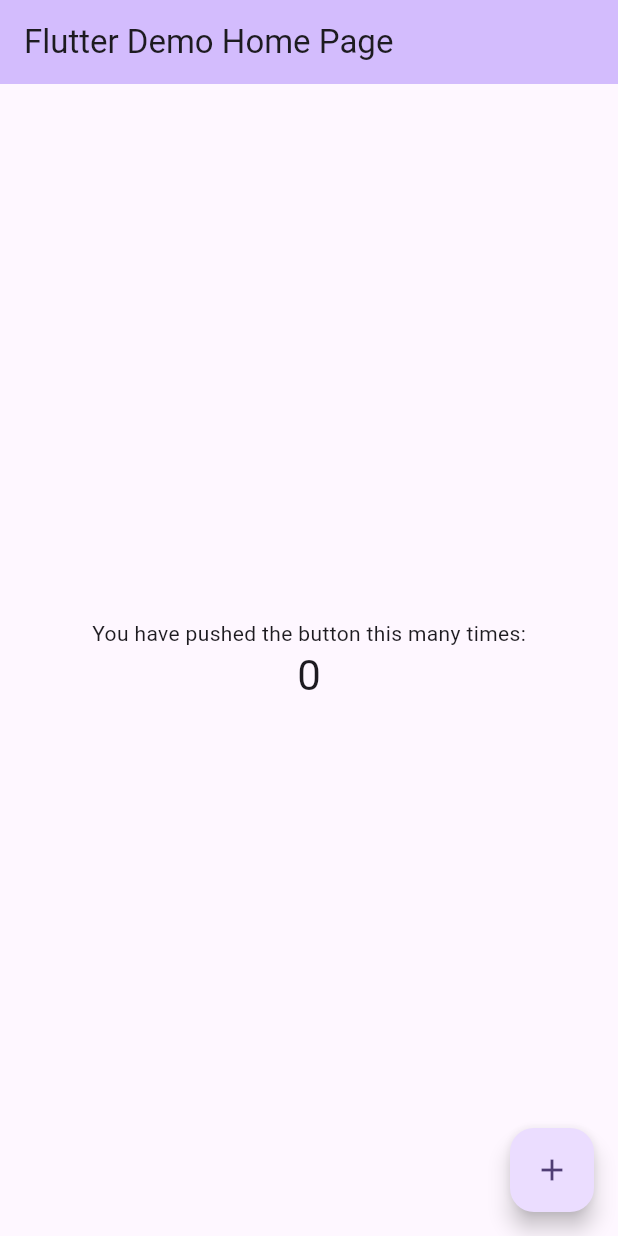
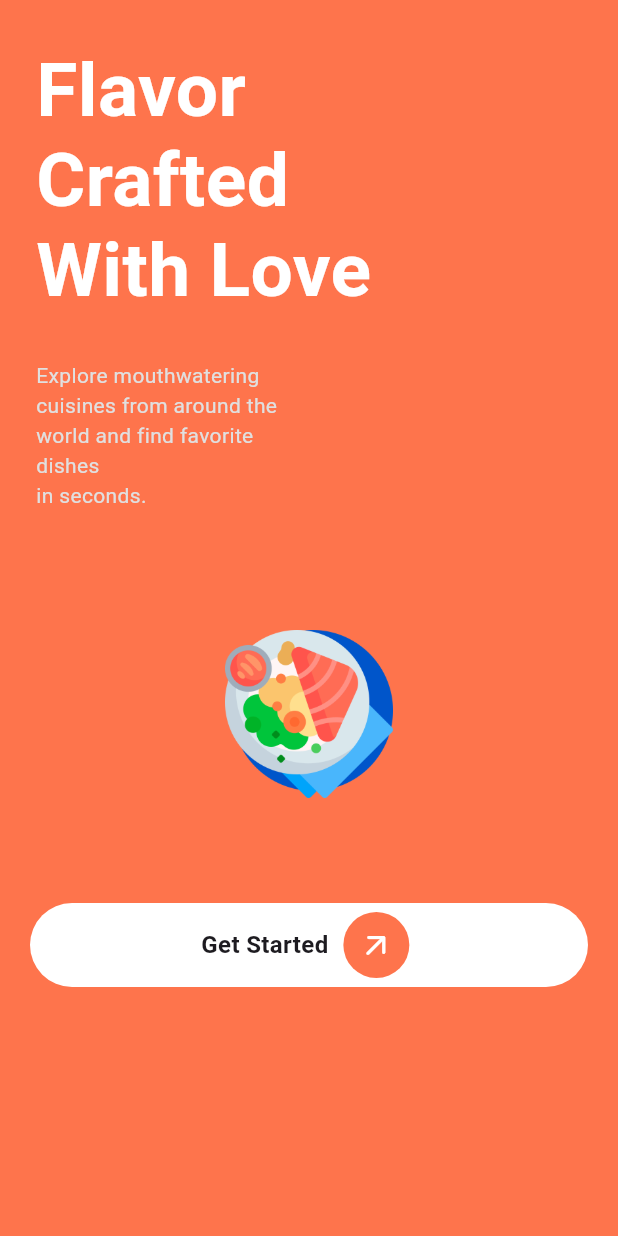
Before and after one commit to sunjirsanuj/SAD_Flutter, a Flutter app: the screen it shows after launch, on a phone screen of 412 x 824 dp. Run offline on Flutter 3.47's test engine with Material 3 defaults, Android fonts, the phone set to English and light mode, and no system bars; our stand-ins replace google_fonts; Roboto replaces fonts that are missing (Besley).

Commit message:
complete assignment

```diff
--- a/flutter_assignment_1/lib/main.dart
+++ b/flutter_assignment_1/lib/main.dart
@@ -1,4 +1,5 @@
 import 'package:flutter/material.dart';
+import 'package:flutter_assignment_1/pages/intro_page.dart';
 
 void main() {
   runApp(const MyApp());
@@ -7,116 +8,11 @@ void main() {
 class MyApp extends StatelessWidget {
   const MyApp({super.key});
 
-  // This widget is the root of your application.
   @override
   Widget build(BuildContext context) {
     return MaterialApp(
-      title: 'Flutter Demo',
-      theme: ThemeData(
-        // This is the theme of your application.
-        //
-        // TRY THIS: Try running your application with "flutter run". You'll see
-        // the application has a purple toolbar. Then, without quitting the app,
-        // try changing the seedColor in the colorScheme below to Colors.green
-        // and then invoke "hot reload" (save your changes or press the "hot
-        // reload" button in a Flutter-supported IDE, or press "r" if you used
-        // the command line to start the app).
-        //
-        // Notice that the counter didn't reset back to zero; the application
-        // state is not lost during the reload. To reset the state, use hot
-        // restart instead.
-        //
-        // This works for code too, not just values: Most code changes can be
-        // tested with just a hot reload.
-        colorScheme: .fromSeed(seedColor: Colors.deepPurple),
-      ),
-      home: const MyHomePage(title: 'Flutter Demo Home Page'),
+      debugShowCheckedModeBanner: false,
+      home: IntroPage(),
     );
   }
 }
-
-class MyHomePage extends StatefulWidget {
-  const MyHomePage({super.key, required this.title});
-
-  // This widget is the home page of your application. It is stateful, meaning
-  // that it has a State object (defined below) that contains fields that affect
-  // how it looks.
-
-  // This class is the configuration for the state. It holds the values (in this
-  // case the title) provided by the parent (in this case the App widget) and
-  // used by the build method of the State. Fields in a Widget subclass are
-  // always marked "final".
-
-  final String title;
-
-  @override
-  State<MyHomePage> createState() => _MyHomePageState();
-}
-
-class _MyHomePageState extends State<MyHomePage> {
-  int _counter = 0;
-
-  void _incrementCounter() {
-    setState(() {
-      // This call to setState tells the Flutter framework that something has
-      // changed in this State, which causes it to rerun the build method below
-      // so that the display can reflect the updated values. If we changed
-      // _counter without calling setState(), then the build method would not be
-      // called again, and so nothing would appear to happen.
-      _counter++;
-    });
-  }
-
-  @override
-  Widget build(BuildContext context) {
-    // This method is rerun every time setState is called, for instance as done
-    // by the _incrementCounter method above.
-    //
-    // The Flutter framework has been optimized to make rerunning build methods
-    // fast, so that you can just rebuild anything that needs updating rather
-    // than having to individually change instances of widgets.
-    return Scaffold(
-      appBar: AppBar(
-        // TRY THIS: Try changing the color here to a specific color (to
-        // Colors.amber, perhaps?) and trigger a hot reload to see the AppBar
-        // change color while the other colors stay the same.
-        backgroundColor: Theme.of(context).colorScheme.inversePrimary,
-        // Here we take the value from the MyHomePage object that was created by
-        // the App.build method, and use it to set our appbar title.
-        title: Text(widget.title),
-      ),
-      body: Center(
-        // Center is a layout widget. It takes a single child and positions it
-        // in the middle of the parent.
-        child: Column(
-          // Column is also a layout widget. It takes a list of children and
-          // arranges them vertically. By default, it sizes itself to fit its
-          // children horizontally, and tries to be as tall as its parent.
-          //
-          // Column has various properties to control how it sizes itself and
-          // how it positions its children. Here we use mainAxisAlignment to
-          // center the children vertically; the main axis here is the vertical
-          // axis because Columns are vertical (the cross axis would be
-          // horizontal).
-          //
-          // TRY THIS: Invoke "debug painting" (choose the "Toggle Debug Paint"
-          // action in the IDE, or press "p" in the console), to see the
-          // wireframe for each widget.
-          mainAxisAlignment: .center,
-          children: [
-            const Text('You have pushed the button this many times:'),
-            Text(
-              '$_counter',
-              style: Theme.of(context).textTheme.headlineMedium,
-            ),
-          ],
-        ),
-      ),
-      floatingActionButton: FloatingActionButton(
-        onPressed: _incrementCounter,
-        tooltip: 'Increment',
-        child: const Icon(Icons.add),
-      ),
-    );
-  }
-}
--- /dev/null
+++ b/flutter_assignment_1/lib/pages/intro_page.dart
@@ -0,0 +1,87 @@
+import 'package:flutter/material.dart';
+import 'package:google_fonts/google_fonts.dart';
+
+class IntroPage extends StatelessWidget {
+  const IntroPage({super.key});
+
+  @override
+  Widget build(BuildContext context) {
+    return Scaffold(
+      backgroundColor: Color(0xfffe744c),
+
+      body: SafeArea(
+        child: Column(
+
+          crossAxisAlignment: CrossAxisAlignment.start,
+          children: [
+
+            Padding(
+              padding: const EdgeInsets.symmetric(horizontal: 24, vertical: 30),
+              child: Text(
+                "Flavor \nCrafted \nWith Love",
+                style: GoogleFonts.besley(
+                  color: Colors.white,
+                  fontSize: 50,
+                  fontWeight: FontWeight.w600,
+                  height: 1.2,
+                ),
+              ),
+            ),
+
+            Padding(
+              padding: const EdgeInsets.only(left: 24, right: 200),
+              child: Text("Explore mouthwatering cuisines from around the world and find favorite dishes \nin seconds.",
+              style: TextStyle(
+                color: Colors.grey[300],
+              ),),
+            ),
+
+            const SizedBox(height: 80,),
+
+            Padding(
+              padding: const EdgeInsets.symmetric(horizontal: 150),
+              child: Image.asset("lib/images/meal.png",),
+            ),
+
+            const SizedBox(height: 50,),
+
+            Padding(
+              padding: const EdgeInsets.all(20),
+              child: Container(
+                decoration: BoxDecoration(
+                  color: Colors.white,
+                  borderRadius: BorderRadius.circular(30)
+                ),
+                padding: const EdgeInsets.all(1),
+                child: Row(
+                  mainAxisAlignment: MainAxisAlignment.center,
+                  children: [
+                    Text("Get Started",
+                    style: GoogleFonts.besley(
+                      fontSize: 16,
+                      fontWeight: FontWeight.bold,
+                    ),
+                    ),
+
+                    const SizedBox(width: 5,),
+
+                    Padding(
+                      padding: const EdgeInsets.all(5.0),
+                      child: Container(
+                        decoration: BoxDecoration(
+                          color: Color(0xfffe744c),
+                          borderRadius: BorderRadius.circular(25),
+                        ),
+                        padding: const EdgeInsets.all(10),
+                        child: Icon(Icons.arrow_outward_rounded, color: Colors.white,)),
+                    ),
+                  ],
+                ),
+              ),
+            )
+          ],
+        ),
+      ),
+    );
+  }
+}
--- a/flutter_assignment_1/pubspec.yaml
+++ b/flutter_assignment_1/pubspec.yaml
@@ -34,6 +34,7 @@ dependencies:
   # The following adds the Cupertino Icons font to your application.
   # Use with the CupertinoIcons class for iOS style icons.
   cupertino_icons: ^1.0.8
+  google_fonts: ^8.2.1
 
 dev_dependencies:
   flutter_test:
@@ -58,8 +59,8 @@ flutter:
   uses-material-design: true
 
   # To add assets to your application, add an assets section, like this:
-  # assets:
-  #   - images/a_dot_burr.jpeg
+  assets:
+    - lib/images/
   #   - images/a_dot_ham.jpeg
 
   # An image asset can refer to one or more resolution-specific "variants", see
```
Also changed, not shown: flutter_assignment_1/pubspec.lock, 2 other files.
